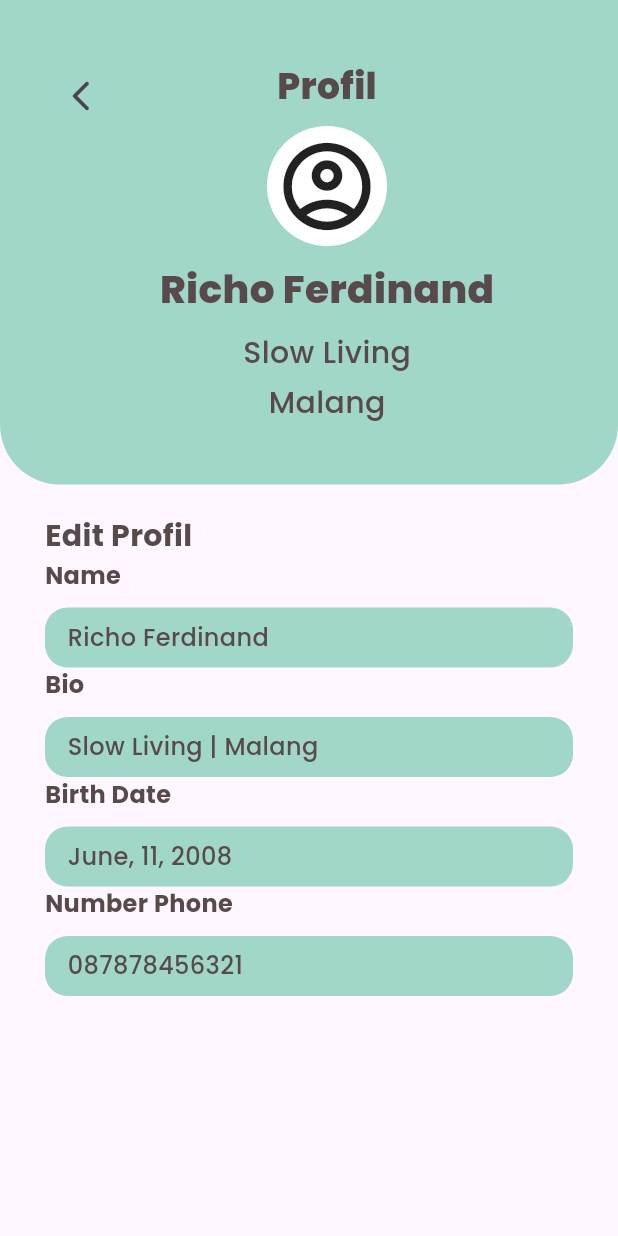
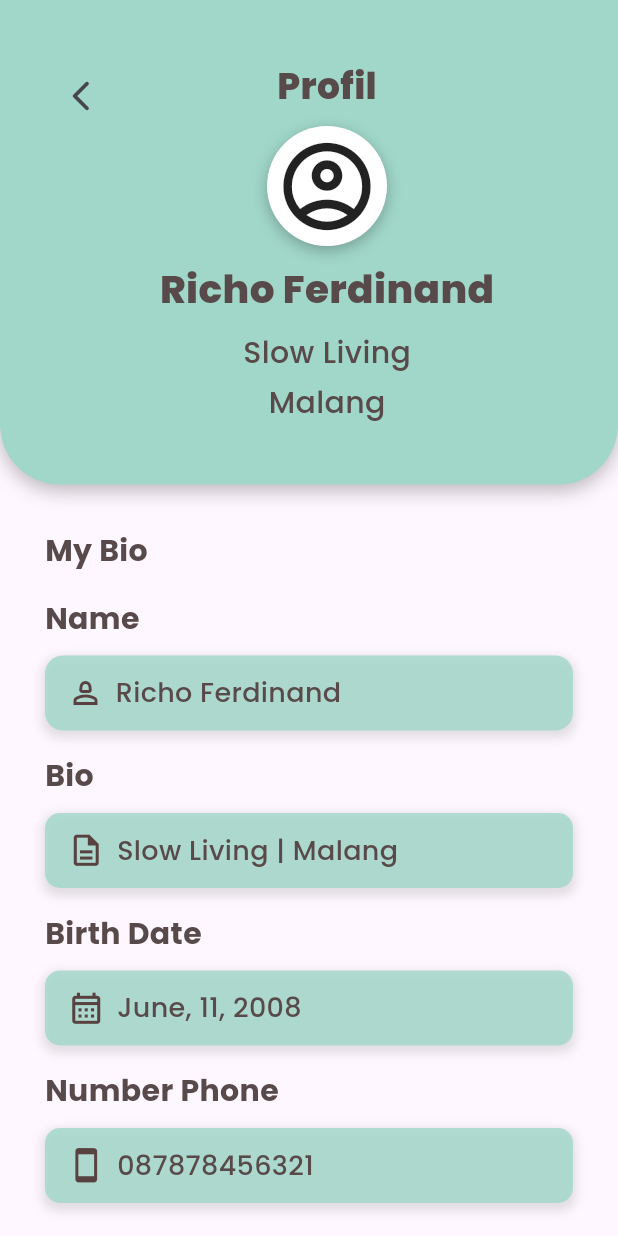
Before and after one commit to rotullima/todolist, a Flutter app: the MyProfileScreen screen opened directly, on a phone screen of 412 x 824 dp. Run offline on Flutter 3.47's test engine with Material 3 defaults, Android fonts, the phone set to English and light mode, and no system bars; our stand-ins replace google_fonts, syncfusion_flutter_calendar.

Commit message:
edit by selly

```diff
--- a/lib/screens/create_task_screen.dart
+++ b/lib/screens/create_task_screen.dart
@@ -16,12 +16,12 @@ class _CreateTaskScreenState extends State<CreateTaskScreen> {
     'Healthy',
     'Shopping',
     'Work',
-    'Lainnya'
+    'Other'
   ];
   final List<String> listPrioritas = [
-    'Tinggi',
-    'Sedang',
-    'Rendah',
+    'High',
+    'Mid',
+    'Low',
   ];
   String? kategoriTerpilih;
   String? prioritasTerpilih;
@@ -78,6 +78,7 @@ class _CreateTaskScreenState extends State<CreateTaskScreen> {
                           style: GoogleFonts.poppins(
                             fontSize: 24,
                             fontWeight: FontWeight.w700,
+                            color: Color(0xFF584A4A),
                           ),
                         ),
                       ],
@@ -90,6 +91,7 @@ class _CreateTaskScreenState extends State<CreateTaskScreen> {
 
             SizedBox(height: 10),
 
+            // Form Code
             Expanded(
               child: SingleChildScrollView(
                 child: Container(
@@ -101,8 +103,9 @@ class _CreateTaskScreenState extends State<CreateTaskScreen> {
                       Text(
                         "Task Title",
                         style: GoogleFonts.poppins(
-                          fontSize: 25,
+                          fontSize: 24,
                           fontWeight: FontWeight.w700,
+                          color: Color(0xFF584A4A),
                         ),
                       ),
                       SizedBox(height: 10),
@@ -112,7 +115,7 @@ class _CreateTaskScreenState extends State<CreateTaskScreen> {
                         ),
                         decoration: InputDecoration(
                           hintText: "Input your task title",
-                          hintStyle: GoogleFonts.poppins(fontSize: 25),
+                          hintStyle: GoogleFonts.poppins(fontSize: 20, color: Color(0xFF584A4A),),
                           border: OutlineInputBorder(
                             borderRadius: BorderRadius.circular(10),
                             borderSide: BorderSide.none,
@@ -128,8 +131,9 @@ class _CreateTaskScreenState extends State<CreateTaskScreen> {
                       Text(
                         "Category",
                         style: GoogleFonts.poppins(
-                          fontSize: 25,
+                          fontSize: 24,
                           fontWeight: FontWeight.w700,
+                          color: Color(0xFF584A4A),
                         ),
                       ),
                       SizedBox(height: 10),
@@ -137,7 +141,7 @@ class _CreateTaskScreenState extends State<CreateTaskScreen> {
                         value: kategoriTerpilih,
                         hint: Text(
                           "Select Category",
-                          style: GoogleFonts.poppins(fontSize: 18),
+                          style: GoogleFonts.poppins(fontSize: 18, color: Color(0xFF584A4A),),
                         ),
                         items: listKategori.map(
                           (String kategori) {
@@ -172,8 +176,9 @@ class _CreateTaskScreenState extends State<CreateTaskScreen> {
                       Text(
                         "Priority",
                         style: GoogleFonts.poppins(
-                          fontSize: 25,
+                          fontSize: 24,
                           fontWeight: FontWeight.w700,
+                          color: Color(0xFF584A4A),
                         ),
                       ),
                       SizedBox(height: 10),
@@ -181,7 +186,7 @@ class _CreateTaskScreenState extends State<CreateTaskScreen> {
                         value: prioritasTerpilih,
                         hint: Text(
                           "Select Priority",
-                          style: GoogleFonts.poppins(fontSize: 18),
+                          style: GoogleFonts.poppins(fontSize: 18, color: Color(0xFF584A4A),),
                         ),
                         items: listPrioritas.map(
                           (String prioritas) {
@@ -223,8 +228,9 @@ class _CreateTaskScreenState extends State<CreateTaskScreen> {
                                 Text(
                                   "Date",
                                   style: GoogleFonts.poppins(
-                                    fontSize: 25,
+                                    fontSize: 24,
                                     fontWeight: FontWeight.w700,
+                                    color: Color(0xFF584A4A),
                                   ),
                                 ),
                                 TextField(
@@ -266,8 +272,9 @@ class _CreateTaskScreenState extends State<CreateTaskScreen> {
                                 Text(
                                   "Time",
                                   style: GoogleFonts.poppins(
-                                    fontSize: 25,
+                                    fontSize: 24,
                                     fontWeight: FontWeight.w700,
+                                    color: Color(0xFF584A4A),
                                   ),
                                 ),
                                 TextField(
@@ -307,14 +314,16 @@ class _CreateTaskScreenState extends State<CreateTaskScreen> {
                       Text(
                         "Notes",
                         style: GoogleFonts.poppins(
-                          fontSize: 25,
+                          fontSize: 24,
                           fontWeight: FontWeight.w700,
+                          color: Color(0xFF584A4A),
                         ),
                       ),
                       SizedBox(height: 10),
                       TextField(
                         style: GoogleFonts.poppins(
-                          fontSize: 25,
+                          fontSize: 24,
+                          color: Color(0xFF584A4A),
                         ),
                         decoration: InputDecoration(
                           hintText: "Input your notes (optional)",
@@ -332,7 +341,7 @@ class _CreateTaskScreenState extends State<CreateTaskScreen> {
                       Center(
                         child: ElevatedButton(
                           onPressed: () {
-                            showTopSnackBar(context, 'Tugas berhasil di simpan!');
+                            showTopSnackBar(context, 'Task Saved Successfully');
                           },
                           style: ElevatedButton.styleFrom(
                             foregroundColor: Color(0xFF584A4A),
@@ -344,7 +353,7 @@ class _CreateTaskScreenState extends State<CreateTaskScreen> {
                           ),
                           child: Text(
                             "Save",
-                            style: GoogleFonts.poppins(fontSize: 25),
+                            style: GoogleFonts.poppins(fontSize: 24, color: Color(0xFF584A4A),),
                           ),
                         ),
                       ),
--- a/lib/screens/my_profile_screen.dart
+++ b/lib/screens/my_profile_screen.dart
@@ -21,6 +21,13 @@ class MyProfileScreen extends StatelessWidget {
                   bottomLeft: Radius.circular(40),
                   bottomRight: Radius.circular(40),
                 ),
+                boxShadow: [
+                  BoxShadow(
+                    color: Colors.black26,
+                    blurRadius: 10,
+                    offset: Offset(0, 4),
+                  ),
+                ],
               ),
               child: Row(
                 crossAxisAlignment: CrossAxisAlignment.start,
@@ -48,7 +55,16 @@ class MyProfileScreen extends StatelessWidget {
                           width: 80,
                           height: 80,
                           decoration: BoxDecoration(
-                              shape: BoxShape.circle, color: Colors.white),
+                            shape: BoxShape.circle,
+                            color: Colors.white,
+                            boxShadow: [
+                              BoxShadow(
+                                color: Colors.black26,
+                                blurRadius: 8,
+                                offset: Offset(0, 3),
+                              ),
+                            ],
+                          ),
                           child: Icon(
                             Icons.account_circle_outlined,
                             // color: Colors.black,
@@ -95,46 +111,21 @@ class MyProfileScreen extends StatelessWidget {
               child: Column(
                 crossAxisAlignment: CrossAxisAlignment.start,
                 children: [
+                  const SizedBox(height: 10),
                   Text(
-                    "Edit Profil",
+                    "My Bio",
                     style: GoogleFonts.poppins(
                       fontSize: 20,
                       fontWeight: FontWeight.w700,
                       color: Color(0xFF584A4A),
                     ),
                   ),
+
+                  const SizedBox(height: 16),
                   Text(
                     "Name",
                     style: GoogleFonts.poppins(
-                      fontSize: 16,
-                      fontWeight: FontWeight.w700,
-                      color: Color(0xFF584A4A),
-                    ),
-                  ),
-                  SizedBox(height: 10),
-
-                  Container(
-                    width: 400,
-                    height: 40,
-                    alignment: Alignment.centerLeft,
-                    padding: EdgeInsets.only(left: 15),
-                    decoration: BoxDecoration(
-                    color: Color(0xFFA0D7C8),
-                    borderRadius: BorderRadius.circular(15),
-                    ),
-                    child: Text(
-                      "Richo Ferdinand",
-                    style: GoogleFonts.poppins(
-                      fontSize: 16,
-                      fontWeight: FontWeight.w500,
-                      color: Color(0xFF584A4A),
-                    ),
-                    ),
-                  ),
-                  Text(
-                    "Bio",
-                    style: GoogleFonts.poppins(
-                      fontSize: 16,
+                      fontSize: 20,
                       fontWeight: FontWeight.w700,
                       color: Color(0xFF584A4A),
                     ),
@@ -142,26 +133,45 @@ class MyProfileScreen extends StatelessWidget {
                   SizedBox(height: 10),
                   Container(
                     width: 400,
-                    height: 40,
+                    height: 50,
                     alignment: Alignment.centerLeft,
                     padding: EdgeInsets.only(left: 15),
                     decoration: BoxDecoration(
-                    color: Color(0xFFA0D7C8),
-                    borderRadius: BorderRadius.circular(15),
+                      color: const Color(0xFFA0D7C8).withOpacity(0.8),
+                      borderRadius: BorderRadius.circular(12),
+                      boxShadow: [
+                        BoxShadow(
+                          color: Colors.grey.withOpacity(0.3),
+                          spreadRadius: 2,
+                          blurRadius: 5,
+                          offset: Offset(0, 3),
                         ),
-                    child: Text(
-                      "Slow Living | Malang",
+                      ],
+                    ),
+                    child: Row(
+                      children: [
+                        const Icon(
+                          Icons.person_2_outlined,
+                          color: Color(0xFF584141),
+                          size: 24,
+                        ),
+                        const SizedBox(width: 8),
+                        Text(
+                          "Richo Ferdinand",
                           style: GoogleFonts.poppins(
-                        fontSize: 16,
+                            fontSize: 18,
                             fontWeight: FontWeight.w500,
                             color: Color(0xFF584A4A),
                           ),
                         ),
+                      ],
                     ),
+                  ),
+                  const SizedBox(height: 16),
                   Text(
-                    "Birth Date",
+                    "Bio",
                     style: GoogleFonts.poppins(
-                      fontSize: 16,
+                      fontSize: 20,
                       fontWeight: FontWeight.w700,
                       color: Color(0xFF584A4A),
                     ),
@@ -169,26 +179,45 @@ class MyProfileScreen extends StatelessWidget {
                   SizedBox(height: 10),
                   Container(
                     width: 400,
-                    height: 40,
+                    height: 50,
                     alignment: Alignment.centerLeft,
                     padding: EdgeInsets.only(left: 15),
                     decoration: BoxDecoration(
-                    color: Color(0xFFA0D7C8),
-                    borderRadius: BorderRadius.circular(15),
+                      color: Color(0xFFA0D7C8).withOpacity(0.8),
+                      borderRadius: BorderRadius.circular(10),
+                      boxShadow: [
+                        BoxShadow(
+                          color: Colors.grey.withOpacity(0.3),
+                          spreadRadius: 2,
+                          blurRadius: 5,
+                          offset: Offset(0, 3),
                         ),
-                    child: Text(
-                      "June, 11, 2008",
+                      ],
+                    ),
+                    child: Row(
+                      children: [
+                        const Icon(
+                          Icons.description_outlined,
+                          color: Color(0xFF584141),
+                          size: 25,
+                        ),
+                        const SizedBox(width: 8),
+                        Text(
+                          "Slow Living | Malang",
                           style: GoogleFonts.poppins(
-                        fontSize: 16,
+                            fontSize: 18,
                             fontWeight: FontWeight.w500,
                             color: Color(0xFF584A4A),
                           ),
                         ),
+                      ],
                     ),
+                  ),
+                  const SizedBox(height: 16),
                   Text(
-                    "Number Phone",
+                    "Birth Date",
                     style: GoogleFonts.poppins(
-                      fontSize: 16,
+                      fontSize: 20,
                       fontWeight: FontWeight.w700,
                       color: Color(0xFF584A4A),
                     ),
@@ -196,20 +225,84 @@ class MyProfileScreen extends StatelessWidget {
                   SizedBox(height: 10),
                   Container(
                     width: 400,
-                    height: 40,
+                    height: 50,
                     alignment: Alignment.centerLeft,
                     padding: EdgeInsets.only(left: 15),
                     decoration: BoxDecoration(
-                    color: Color(0xFFA0D7C8),
-                    borderRadius: BorderRadius.circular(15),
+                      color: Color(0xFFA0D7C8).withOpacity(0.8),
+                      borderRadius: BorderRadius.circular(10),
+                      boxShadow: [
+                        BoxShadow(
+                          color: Colors.grey.withOpacity(0.3),
+                          spreadRadius: 2,
+                          blurRadius: 5,
+                          offset: Offset(0, 3),
                         ),
-                    child: Text(
-                      "087878456321",
+                      ],
+                    ),
+                    child: Row(
+                      children: [
+                        const Icon(
+                          Icons.calendar_month_outlined,
+                          color: Color(0xFF584141),
+                          size: 25,
+                        ),
+                        const SizedBox(width: 8),
+                        Text(
+                          "June, 11, 2008",
                           style: GoogleFonts.poppins(
-                        fontSize: 16,
+                            fontSize: 18,
                             fontWeight: FontWeight.w500,
                             color: Color(0xFF584A4A),
                           ),
+                        ),
+                      ],
+                    ),
+                  ),
+                  const SizedBox(height: 16),
+                  Text(
+                    "Number Phone",
+                    style: GoogleFonts.poppins(
+                      fontSize: 20,
+                      fontWeight: FontWeight.w700,
+                      color: Color(0xFF584A4A),
+                    ),
+                  ),
+                  SizedBox(height: 10),
+                  Container(
+                    width: 400,
+                    height: 50,
+                    alignment: Alignment.centerLeft,
+                    padding: EdgeInsets.only(left: 15),
+                    decoration: BoxDecoration(
+                      color: Color(0xFFA0D7C8).withOpacity(0.8),
+                      borderRadius: BorderRadius.circular(10),
+                      boxShadow: [
+                        BoxShadow(
+                          color: Colors.grey.withOpacity(0.3),
+                          spreadRadius: 2,
+                          blurRadius: 5,
+                          offset: Offset(0, 3),
+                        ),
+                      ],
+                    ),
+                    child: Row(
+                      children: [
+                        const Icon(
+                          Icons.smartphone_outlined,
+                          color: Color(0xFF584141),
+                          size: 25,
+                        ),
+                        const SizedBox(width: 8),
+                        Text(
+                          "087878456321",
+                          style: GoogleFonts.poppins(
+                            fontSize: 18,
+                            fontWeight: FontWeight.w500,
+                            color: Color(0xFF584A4A),
+                          ),
+                        ),
+                      ],
                     ),
                   ),
                 ],
--- a/lib/screens/task_todo_screen.dart
+++ b/lib/screens/task_todo_screen.dart
@@ -90,8 +90,17 @@ class _TaskTodoScreenState extends State<TaskTodoScreen> {
                             size: 30,
                           ),
                         ),
-                        title: Text('Mencuci piring'),
-                        subtitle: Text('23 Juli 2025, 19:00'),
+                        title: Text(
+                          'Do The Dishes',
+                          style: GoogleFonts.poppins(
+                            fontSize: 16,
+                            fontWeight: FontWeight.w600,
+                            color: Color(0xFF584A4A),
+                          ),
+                        ),
+                        subtitle: Text(
+                          '23 Juli 2025, 19:00',
+                          ),
                         trailing: Checkbox(
                           value: fungsiCheckBox,
                           onChanged: (bool? value) {
```
Lines whose indentation alone changed are shown as unchanged.
